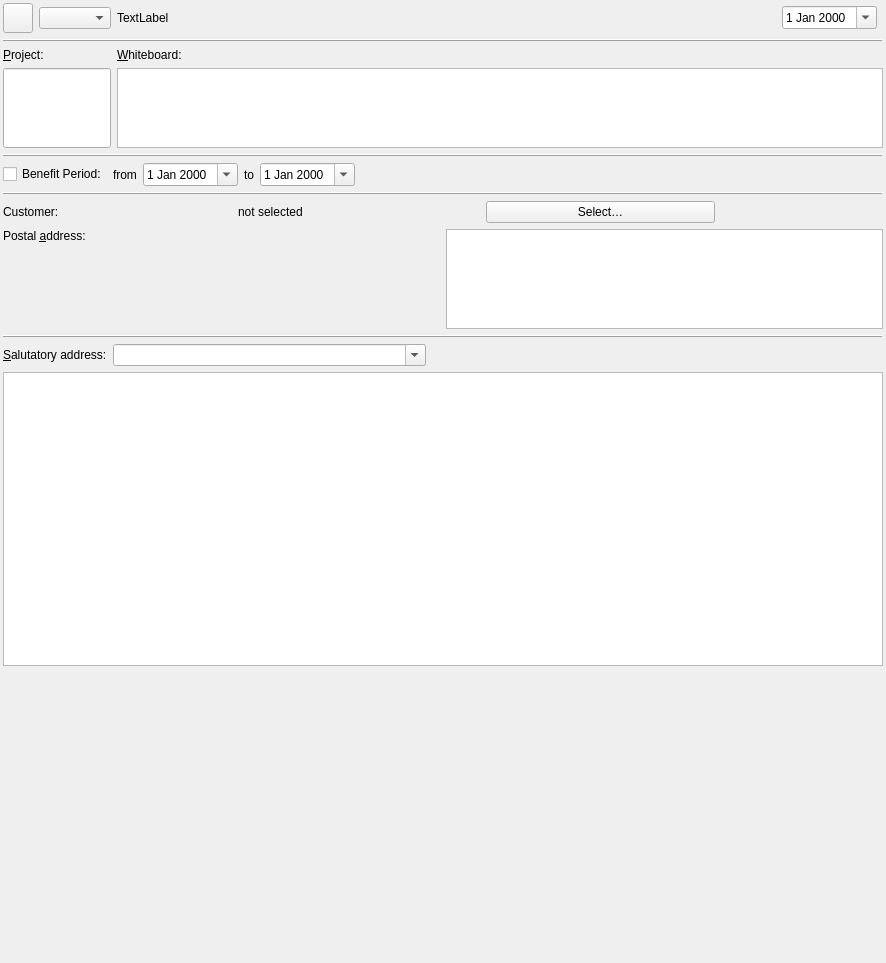
Old version of the form src/docheader.ui in the repository dragotin/kraft.
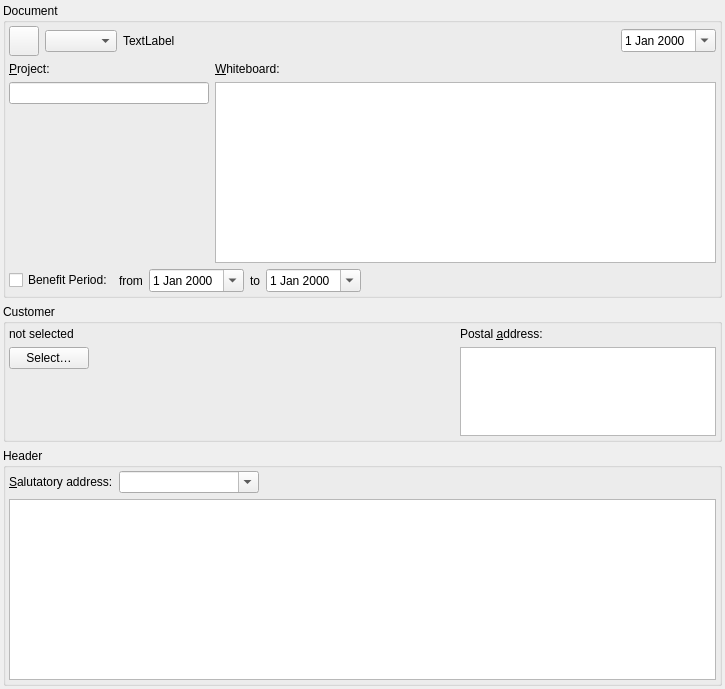
New version of the form.

```diff
--- a/src/docheader.ui
+++ b/src/docheader.ui
@@ -6,9 +6,15 @@
    <rect>
     <x>0</x>
     <y>0</y>
-    <width>886</width>
-    <height>963</height>
+    <width>725</width>
+    <height>689</height>
    </rect>
+  </property>
+  <layout class="QGridLayout" name="gridLayout_4">
+   <item row="0" column="0">
+    <widget class="QGroupBox" name="groupBox">
+     <property name="title">
+      <string>Document</string>
   </property>
   <layout class="QGridLayout" name="gridLayout">
    <item row="0" column="0">
@@ -67,35 +73,27 @@
      </item>
     </layout>
    </item>
-   <item row="1" column="0" colspan="2">
-    <widget class="QFrame" name="frame">
-     <property name="frameShape">
-      <enum>QFrame::Shape::HLine</enum>
-     </property>
-     <property name="frameShadow">
-      <enum>QFrame::Shadow::Raised</enum>
-     </property>
-     <widget class="QFrame" name="frame_4">
-      <property name="geometry">
-       <rect>
-        <x>770</x>
-        <y>10</y>
-        <width>874</width>
-        <height>16</height>
-       </rect>
-      </property>
-      <property name="frameShape">
-       <enum>QFrame::Shape::HLine</enum>
-      </property>
-      <property name="frameShadow">
-       <enum>QFrame::Shadow::Raised</enum>
-      </property>
-     </widget>
-    </widget>
-   </item>
-   <item row="2" column="0" colspan="2">
-    <layout class="QGridLayout" name="gridLayout_2">
      <item row="1" column="0">
+       <layout class="QHBoxLayout" name="horizontalLayout_5">
+        <item>
+         <layout class="QVBoxLayout" name="verticalLayout_2">
+          <item>
+           <widget class="QLabel" name="textLabel1_2">
+            <property name="text">
+             <string>&amp;Project:</string>
+            </property>
+            <property name="alignment">
+             <set>Qt::AlignmentFlag::AlignTop</set>
+            </property>
+            <property name="wordWrap">
+             <bool>false</bool>
+            </property>
+            <property name="buddy">
+             <cstring>mProjectLabelEdit</cstring>
+            </property>
+           </widget>
+          </item>
+          <item>
       <widget class="QLineEdit" name="mProjectLabelEdit">
        <property name="sizePolicy">
         <sizepolicy hsizetype="Preferred" vsizetype="Preferred">
@@ -103,6 +101,12 @@
          <verstretch>0</verstretch>
         </sizepolicy>
        </property>
+            <property name="minimumSize">
+             <size>
+              <width>200</width>
+              <height>0</height>
+             </size>
+            </property>
        <property name="toolTip">
         <string>Enter a label that describes the project. This may appear on the customer document.</string>
        </property>
@@ -111,39 +115,30 @@
        </property>
       </widget>
      </item>
-     <item row="0" column="0">
-      <widget class="QLabel" name="textLabel1_2">
-       <property name="text">
-        <string>&amp;Project:</string>
-       </property>
-       <property name="alignment">
-        <set>Qt::AlignmentFlag::AlignTop</set>
-       </property>
-       <property name="wordWrap">
-        <bool>false</bool>
-       </property>
-       <property name="buddy">
-        <cstring>mProjectLabelEdit</cstring>
-       </property>
-      </widget>
-     </item>
-     <item row="1" column="1">
-      <widget class="QTextEdit" name="m_whiteboardEdit">
-       <property name="sizePolicy">
-        <sizepolicy hsizetype="Expanding" vsizetype="Preferred">
-         <horstretch>0</horstretch>
-         <verstretch>0</verstretch>
-        </sizepolicy>
-       </property>
-       <property name="maximumSize">
+          <item>
+           <spacer name="verticalSpacer_2">
+            <property name="orientation">
+             <enum>Qt::Orientation::Vertical</enum>
+            </property>
+            <property name="sizeType">
+             <enum>QSizePolicy::Policy::Expanding</enum>
+            </property>
+            <property name="sizeHint" stdset="0">
         <size>
-         <width>16777215</width>
-         <height>80</height>
-        </size>
-       </property>
-      </widget>
-     </item>
-     <item row="0" column="1">
+              <width>20</width>
+              <height>28</height>
+             </size>
+            </property>
+           </spacer>
+          </item>
+         </layout>
+        </item>
+        <item>
+         <layout class="QVBoxLayout" name="verticalLayout">
+          <property name="sizeConstraint">
+           <enum>QLayout::SizeConstraint::SetDefaultConstraint</enum>
+          </property>
+          <item>
       <widget class="QLabel" name="textLabel1">
        <property name="text">
         <string>&amp;Whiteboard:</string>
@@ -159,19 +154,21 @@
        </property>
       </widget>
      </item>
-    </layout>
-   </item>
-   <item row="3" column="0" colspan="2">
-    <widget class="QFrame" name="frame_5">
-     <property name="frameShape">
-      <enum>QFrame::Shape::HLine</enum>
-     </property>
-     <property name="frameShadow">
-      <enum>QFrame::Shadow::Raised</enum>
+          <item>
+           <widget class="QTextEdit" name="m_whiteboardEdit">
+            <property name="sizePolicy">
+             <sizepolicy hsizetype="Expanding" vsizetype="Preferred">
+              <horstretch>0</horstretch>
+              <verstretch>0</verstretch>
+             </sizepolicy>
      </property>
     </widget>
    </item>
-   <item row="4" column="0" colspan="2">
+         </layout>
+        </item>
+       </layout>
+      </item>
+      <item row="2" column="0">
     <layout class="QHBoxLayout" name="horizontalLayout">
      <item>
       <widget class="QCheckBox" name="cbBenefitPeriod">
@@ -223,28 +220,19 @@
      </item>
     </layout>
    </item>
-   <item row="5" column="0" colspan="2">
-    <widget class="QFrame" name="frame_2">
-     <property name="frameShape">
-      <enum>QFrame::Shape::HLine</enum>
-     </property>
-     <property name="frameShadow">
-      <enum>QFrame::Shadow::Raised</enum>
-     </property>
+     </layout>
     </widget>
    </item>
-   <item row="6" column="0" colspan="2">
+   <item row="1" column="0">
+    <widget class="QGroupBox" name="groupBox_2">
+     <property name="title">
+      <string>Customer</string>
+     </property>
+     <layout class="QGridLayout" name="gridLayout_2">
+      <item row="0" column="0" rowspan="2">
+       <layout class="QVBoxLayout" name="verticalLayout_3">
+        <item>
     <layout class="QHBoxLayout" name="horizontalLayout_2">
-     <item>
-      <widget class="QLabel" name="textLabel2">
-       <property name="text">
-        <string>Customer:</string>
-       </property>
-       <property name="wordWrap">
-        <bool>false</bool>
-       </property>
-      </widget>
-     </item>
      <item>
       <widget class="QLabel" name="m_labName">
        <property name="text">
@@ -255,24 +243,18 @@
        </property>
       </widget>
      </item>
-     <item>
-      <spacer name="horizontalSpacer">
-       <property name="orientation">
-        <enum>Qt::Orientation::Horizontal</enum>
-       </property>
-       <property name="sizeType">
-        <enum>QSizePolicy::Policy::Fixed</enum>
-       </property>
-       <property name="sizeHint" stdset="0">
-        <size>
-         <width>13</width>
-         <height>20</height>
-        </size>
-       </property>
-      </spacer>
-     </item>
+         </layout>
+        </item>
+        <item>
+         <layout class="QHBoxLayout" name="horizontalLayout_3">
      <item>
       <widget class="QPushButton" name="pb_pickAddressee">
+            <property name="sizePolicy">
+             <sizepolicy hsizetype="Preferred" vsizetype="Fixed">
+              <horstretch>0</horstretch>
+              <verstretch>0</verstretch>
+             </sizepolicy>
+            </property>
        <property name="toolTip">
         <string>Select an addressee from the address books.</string>
        </property>
@@ -286,22 +268,35 @@
        <property name="orientation">
         <enum>Qt::Orientation::Horizontal</enum>
        </property>
-       <property name="sizeType">
-        <enum>QSizePolicy::Policy::Fixed</enum>
-       </property>
        <property name="sizeHint" stdset="0">
         <size>
-         <width>168</width>
-         <height>18</height>
+              <width>40</width>
+              <height>20</height>
         </size>
        </property>
       </spacer>
      </item>
     </layout>
    </item>
-   <item row="7" column="0" colspan="2">
-    <layout class="QHBoxLayout" name="horizontalLayout_3">
      <item>
+         <spacer name="verticalSpacer_3">
+          <property name="orientation">
+           <enum>Qt::Orientation::Vertical</enum>
+          </property>
+          <property name="sizeType">
+           <enum>QSizePolicy::Policy::Expanding</enum>
+          </property>
+          <property name="sizeHint" stdset="0">
+           <size>
+            <width>20</width>
+            <height>28</height>
+           </size>
+          </property>
+         </spacer>
+        </item>
+       </layout>
+      </item>
+      <item row="0" column="1">
       <widget class="QLabel" name="textLabel4">
        <property name="text">
         <string>Postal &amp;address:</string>
@@ -317,7 +312,7 @@
        </property>
       </widget>
      </item>
-     <item>
+      <item row="1" column="1">
       <widget class="QTextEdit" name="m_postAddressEdit">
        <property name="sizePolicy">
         <sizepolicy hsizetype="Preferred" vsizetype="Preferred">
@@ -334,18 +329,17 @@
       </widget>
      </item>
     </layout>
-   </item>
-   <item row="8" column="0" colspan="2">
-    <widget class="QFrame" name="frame_3">
-     <property name="frameShape">
-      <enum>QFrame::Shape::HLine</enum>
-     </property>
-     <property name="frameShadow">
-      <enum>QFrame::Shadow::Raised</enum>
-     </property>
     </widget>
    </item>
-   <item row="9" column="0" colspan="2">
+   <item row="2" column="0">
+    <widget class="QGroupBox" name="groupBox_3">
+     <property name="title">
+      <string>Header</string>
+     </property>
+     <layout class="QGridLayout" name="gridLayout_3">
+      <item row="0" column="0">
+       <layout class="QVBoxLayout" name="verticalLayout_5">
+        <item>
     <layout class="QHBoxLayout" name="horizontalLayout_4">
      <item>
       <widget class="QLabel" name="textLabel5">
@@ -388,21 +382,13 @@
      </item>
     </layout>
    </item>
-   <item row="10" column="0" colspan="2">
+        <item>
     <widget class="QTextEdit" name="m_teEntry"/>
    </item>
-   <item row="11" column="0">
-    <spacer name="verticalSpacer">
-     <property name="orientation">
-      <enum>Qt::Orientation::Vertical</enum>
-     </property>
-     <property name="sizeHint" stdset="0">
-      <size>
-       <width>20</width>
-       <height>260</height>
-      </size>
-     </property>
-    </spacer>
+       </layout>
+      </item>
+     </layout>
+    </widget>
    </item>
   </layout>
  </widget>
```
Lines whose indentation alone changed are shown as unchanged.
